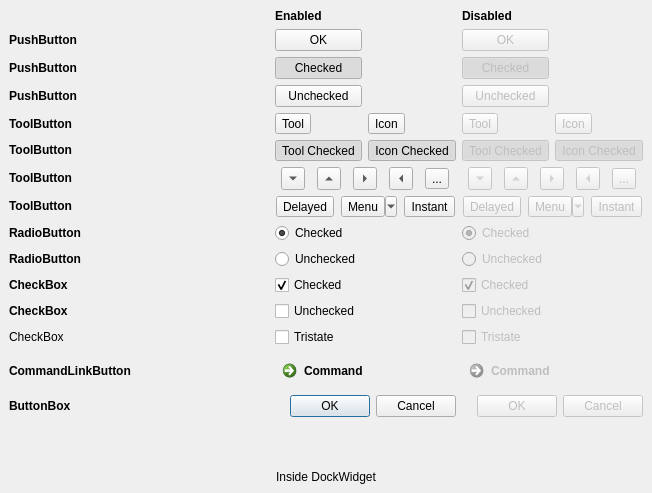
Above: example/ui/dw_buttons.ui from ColinDuquesnoy/QDarkStyleSheet before the change. Below: the same form after it.
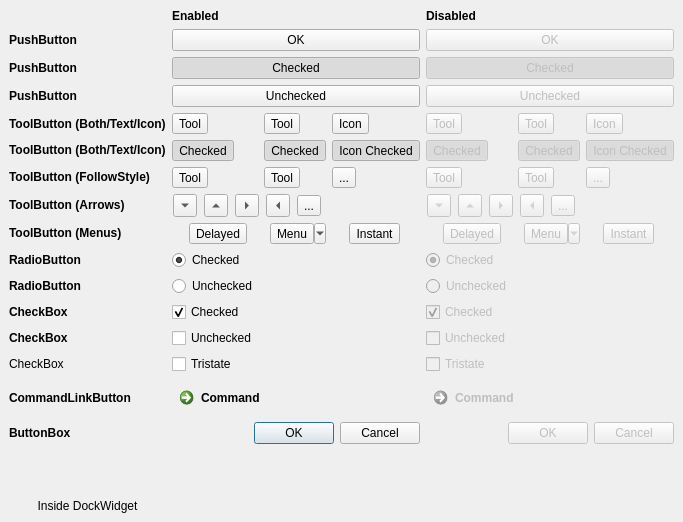
That is the form after the change. Icons and pictures are not drawn.

Commit message: Add more example of tools buttons and configs

Diff of the .ui file:
```diff
--- a/example/ui/dw_buttons.ui
+++ b/example/ui/dw_buttons.ui
@@ -6,8 +6,8 @@
    <rect>
     <x>0</x>
     <y>0</y>
-    <width>652</width>
-    <height>493</height>
+    <width>580</width>
+    <height>522</height>
    </rect>
   </property>
   <property name="windowTitle">
@@ -28,7 +28,7 @@
       </property>
      </widget>
     </item>
-    <item row="0" column="3">
+    <item row="0" column="4">
      <widget class="QLabel" name="label_73">
       <property name="font">
        <font>
@@ -75,7 +75,7 @@
       </property>
      </widget>
     </item>
-    <item row="1" column="1">
+    <item row="1" column="1" colspan="3">
      <widget class="QPushButton" name="pushButton">
       <property name="minimumSize">
        <size>
@@ -103,7 +103,7 @@
       </property>
      </widget>
     </item>
-    <item row="1" column="3">
+    <item row="1" column="4" colspan="3">
      <widget class="QPushButton" name="pushButtonDis">
       <property name="enabled">
        <bool>false</bool>
@@ -150,7 +150,7 @@
       </property>
      </widget>
     </item>
-    <item row="2" column="1">
+    <item row="2" column="1" colspan="3">
      <widget class="QPushButton" name="pushButtonChecked">
       <property name="maximumSize">
        <size>
@@ -169,7 +169,7 @@
       </property>
      </widget>
     </item>
-    <item row="2" column="3">
+    <item row="2" column="4" colspan="3">
      <widget class="QPushButton" name="pushButtonCheckedDis">
       <property name="enabled">
        <bool>false</bool>
@@ -198,7 +198,7 @@
       </property>
      </widget>
     </item>
-    <item row="3" column="1">
+    <item row="3" column="1" colspan="3">
      <widget class="QPushButton" name="pushButtonUnchecked">
       <property name="text">
        <string>Unchecked</string>
@@ -208,7 +208,7 @@
       </property>
      </widget>
     </item>
-    <item row="3" column="3">
+    <item row="3" column="4" colspan="3">
      <widget class="QPushButton" name="pushButtonUncheckedDis">
       <property name="enabled">
        <bool>false</bool>
@@ -251,82 +251,127 @@
        <string>This is &quot;what is this&quot;</string>
       </property>
       <property name="text">
-       <string>ToolButton</string>
+       <string>ToolButton (Both/Text/Icon)</string>
       </property>
      </widget>
     </item>
     <item row="4" column="1">
-     <widget class="QToolButton" name="toolButton">
-      <property name="minimumSize">
-       <size>
-        <width>0</width>
-        <height>0</height>
-       </size>
-      </property>
-      <property name="maximumSize">
-       <size>
-        <width>16777215</width>
-        <height>16777215</height>
-       </size>
-      </property>
-      <property name="toolTip">
-       <string>This is a tool tip</string>
-      </property>
-      <property name="statusTip">
-       <string>This is a status tip</string>
-      </property>
-      <property name="whatsThis">
-       <string>This is &quot;what is this&quot;</string>
-      </property>
+     <widget class="QToolButton" name="toolButton_4">
       <property name="text">
        <string>Tool</string>
       </property>
+      <property name="icon">
+       <iconset resource="../../qdarkstyle/style.qrc">
+        <normaloff>:/qss_icons/rc/window_undock_focus.png</normaloff>:/qss_icons/rc/window_undock_focus.png</iconset>
+      </property>
+      <property name="toolButtonStyle">
+       <enum>Qt::ToolButtonTextBesideIcon</enum>
+      </property>
      </widget>
     </item>
     <item row="4" column="2">
-     <widget class="QToolButton" name="toolButtonIcon">
+     <widget class="QToolButton" name="toolButton">
+      <property name="minimumSize">
+       <size>
+        <width>0</width>
+        <height>0</height>
+       </size>
+      </property>
+      <property name="maximumSize">
+       <size>
+        <width>16777215</width>
+        <height>16777215</height>
+       </size>
+      </property>
+      <property name="toolTip">
+       <string>This is a tool tip</string>
+      </property>
+      <property name="statusTip">
+       <string>This is a status tip</string>
+      </property>
+      <property name="whatsThis">
+       <string>This is &quot;what is this&quot;</string>
+      </property>
       <property name="text">
-       <string>Icon</string>
+       <string>Tool</string>
       </property>
       <property name="icon">
        <iconset resource="../../qdarkstyle/style.qrc">
         <normaloff>:/qss_icons/rc/window_undock_focus.png</normaloff>:/qss_icons/rc/window_undock_focus.png</iconset>
       </property>
+      <property name="toolButtonStyle">
+       <enum>Qt::ToolButtonTextOnly</enum>
+      </property>
      </widget>
     </item>
     <item row="4" column="3">
-     <widget class="QToolButton" name="toolButtonDis">
-      <property name="enabled">
-       <bool>false</bool>
-      </property>
-      <property name="minimumSize">
-       <size>
-        <width>0</width>
-        <height>0</height>
-       </size>
-      </property>
-      <property name="maximumSize">
-       <size>
-        <width>16777215</width>
-        <height>16777215</height>
-       </size>
-      </property>
-      <property name="toolTip">
-       <string>This is a tool tip</string>
-      </property>
-      <property name="statusTip">
-       <string>This is a status tip</string>
-      </property>
-      <property name="whatsThis">
-       <string>This is &quot;what is this&quot;</string>
-      </property>
+     <widget class="QToolButton" name="toolButtonIcon">
       <property name="text">
-       <string>Tool</string>
+       <string>Icon</string>
+      </property>
+      <property name="icon">
+       <iconset resource="../../qdarkstyle/style.qrc">
+        <normaloff>:/qss_icons/rc/window_undock_focus.png</normaloff>:/qss_icons/rc/window_undock_focus.png</iconset>
       </property>
      </widget>
     </item>
     <item row="4" column="4">
-     <widget class="QToolButton" name="toolButtonIconDis">
+     <widget class="QToolButton" name="toolButton_9">
+      <property name="enabled">
+       <bool>false</bool>
+      </property>
+      <property name="text">
+       <string>Tool</string>
+      </property>
+      <property name="icon">
+       <iconset resource="../../qdarkstyle/style.qrc">
+        <normaloff>:/qss_icons/rc/window_undock_focus.png</normaloff>:/qss_icons/rc/window_undock_focus.png</iconset>
+      </property>
+      <property name="toolButtonStyle">
+       <enum>Qt::ToolButtonTextBesideIcon</enum>
+      </property>
+     </widget>
+    </item>
+    <item row="4" column="5">
+     <widget class="QToolButton" name="toolButton_8">
+      <property name="enabled">
+       <bool>false</bool>
+      </property>
+      <property name="minimumSize">
+       <size>
+        <width>0</width>
+        <height>0</height>
+       </size>
+      </property>
+      <property name="maximumSize">
+       <size>
+        <width>16777215</width>
+        <height>16777215</height>
+       </size>
+      </property>
+      <property name="toolTip">
+       <string>This is a tool tip</string>
+      </property>
+      <property name="statusTip">
+       <string>This is a status tip</string>
+      </property>
+      <property name="whatsThis">
+       <string>This is &quot;what is this&quot;</string>
+      </property>
+      <property name="text">
+       <string>Tool</string>
+      </property>
+      <property name="icon">
+       <iconset resource="../../qdarkstyle/style.qrc">
+        <normaloff>:/qss_icons/rc/window_undock_focus.png</normaloff>:/qss_icons/rc/window_undock_focus.png</iconset>
+      </property>
+      <property name="toolButtonStyle">
+       <enum>Qt::ToolButtonTextOnly</enum>
+      </property>
+     </widget>
+    </item>
+    <item row="4" column="6">
+     <widget class="QToolButton" name="toolButtonIcon_2">
       <property name="enabled">
        <bool>false</bool>
       </property>
@@ -342,14 +387,18 @@
     <item row="5" column="0">
      <widget class="QLabel" name="label_2">
       <property name="text">
-       <string>&lt;html&gt;&lt;head/&gt;&lt;body&gt;&lt;p&gt;&lt;span style=&quot; font-weight:600;&quot;&gt;ToolButton&lt;/span&gt;&lt;/p&gt;&lt;/body&gt;&lt;/html&gt;</string>
+       <string>&lt;html&gt;&lt;head/&gt;&lt;body&gt;&lt;p&gt;&lt;span style=&quot; font-weight:600;&quot;&gt;ToolButton (Both/Text/Icon)&lt;/span&gt;&lt;/p&gt;&lt;/body&gt;&lt;/html&gt;</string>
       </property>
      </widget>
     </item>
     <item row="5" column="1">
-     <widget class="QToolButton" name="toolButtonChecked">
+     <widget class="QToolButton" name="toolButton_5">
       <property name="text">
-       <string>Tool Checked</string>
+       <string>Checked</string>
+      </property>
+      <property name="icon">
+       <iconset resource="../../qdarkstyle/style.qrc">
+        <normaloff>:/qss_icons/rc/window_undock_focus.png</normaloff>:/qss_icons/rc/window_undock_focus.png</iconset>
       </property>
       <property name="checkable">
        <bool>true</bool>
@@ -357,15 +406,15 @@
       <property name="checked">
        <bool>true</bool>
       </property>
-      <property name="popupMode">
-       <enum>QToolButton::DelayedPopup</enum>
+      <property name="toolButtonStyle">
+       <enum>Qt::ToolButtonTextBesideIcon</enum>
       </property>
      </widget>
     </item>
     <item row="5" column="2">
-     <widget class="QToolButton" name="toolButtonCheckedIcon">
+     <widget class="QToolButton" name="toolButtonChecked">
       <property name="text">
-       <string>Icon Checked</string>
+       <string>Checked</string>
       </property>
       <property name="icon">
        <iconset resource="../../qdarkstyle/style.qrc">
@@ -377,15 +426,22 @@
       <property name="checked">
        <bool>true</bool>
       </property>
+      <property name="popupMode">
+       <enum>QToolButton::DelayedPopup</enum>
+      </property>
+      <property name="toolButtonStyle">
+       <enum>Qt::ToolButtonTextOnly</enum>
+      </property>
      </widget>
     </item>
     <item row="5" column="3">
-     <widget class="QToolButton" name="toolButtonCheckedDis">
-      <property name="enabled">
-       <bool>false</bool>
-      </property>
+     <widget class="QToolButton" name="toolButtonCheckedIcon">
       <property name="text">
-       <string>Tool Checked</string>
+       <string>Icon Checked</string>
+      </property>
+      <property name="icon">
+       <iconset resource="../../qdarkstyle/style.qrc">
+        <normaloff>:/qss_icons/rc/window_undock_focus.png</normaloff>:/qss_icons/rc/window_undock_focus.png</iconset>
       </property>
       <property name="checkable">
        <bool>true</bool>
@@ -393,13 +449,59 @@
       <property name="checked">
        <bool>true</bool>
       </property>
-      <property name="popupMode">
-       <enum>QToolButton::DelayedPopup</enum>
-      </property>
      </widget>
     </item>
     <item row="5" column="4">
-     <widget class="QToolButton" name="toolButtonCheckedIconDis">
+     <widget class="QToolButton" name="toolButton_10">
+      <property name="enabled">
+       <bool>false</bool>
+      </property>
+      <property name="text">
+       <string>Checked</string>
+      </property>
+      <property name="icon">
+       <iconset resource="../../qdarkstyle/style.qrc">
+        <normaloff>:/qss_icons/rc/window_undock_focus.png</normaloff>:/qss_icons/rc/window_undock_focus.png</iconset>
+      </property>
+      <property name="checkable">
+       <bool>true</bool>
+      </property>
+      <property name="checked">
+       <bool>true</bool>
+      </property>
+      <property name="toolButtonStyle">
+       <enum>Qt::ToolButtonTextBesideIcon</enum>
+      </property>
+     </widget>
+    </item>
+    <item row="5" column="5">
+     <widget class="QToolButton" name="toolButtonChecked_2">
+      <property name="enabled">
+       <bool>false</bool>
+      </property>
+      <property name="text">
+       <string>Checked</string>
+      </property>
+      <property name="icon">
+       <iconset resource="../../qdarkstyle/style.qrc">
+        <normaloff>:/qss_icons/rc/window_undock_focus.png</normaloff>:/qss_icons/rc/window_undock_focus.png</iconset>
+      </property>
+      <property name="checkable">
+       <bool>true</bool>
+      </property>
+      <property name="checked">
+       <bool>true</bool>
+      </property>
+      <property name="popupMode">
+       <enum>QToolButton::DelayedPopup</enum>
+      </property>
+      <property name="toolButtonStyle">
+       <enum>Qt::ToolButtonTextOnly</enum>
+      </property>
+     </widget>
+    </item>
+    <item row="5" column="6">
+     <widget class="QToolButton" name="toolButtonCheckedIcon_2">
       <property name="enabled">
        <bool>false</bool>
       </property>
@@ -419,13 +521,113 @@
      </widget>
     </item>
     <item row="6" column="0">
+     <widget class="QLabel" name="label_5">
+      <property name="text">
+       <string>&lt;html&gt;&lt;head/&gt;&lt;body&gt;&lt;p&gt;&lt;span style=&quot; font-weight:600;&quot;&gt;ToolButton (FollowStyle)&lt;/span&gt;&lt;/p&gt;&lt;/body&gt;&lt;/html&gt;</string>
+      </property>
+     </widget>
+    </item>
+    <item row="6" column="1">
+     <widget class="QToolButton" name="toolButton_6">
+      <property name="text">
+       <string>Tool</string>
+      </property>
+      <property name="icon">
+       <iconset resource="../../qdarkstyle/style.qrc">
+        <normaloff>:/qss_icons/rc/window_undock_focus.png</normaloff>:/qss_icons/rc/window_undock_focus.png</iconset>
+      </property>
+      <property name="toolButtonStyle">
+       <enum>Qt::ToolButtonFollowStyle</enum>
+      </property>
+     </widget>
+    </item>
+    <item row="6" column="2">
+     <widget class="QToolButton" name="toolButton_2">
+      <property name="text">
+       <string>Tool</string>
+      </property>
+      <property name="icon">
+       <iconset resource="../../qdarkstyle/style.qrc">
+        <normaloff>:/qss_icons/rc/window_undock_focus.png</normaloff>:/qss_icons/rc/window_undock_focus.png</iconset>
+      </property>
+      <property name="toolButtonStyle">
+       <enum>Qt::ToolButtonFollowStyle</enum>
+      </property>
+     </widget>
+    </item>
+    <item row="6" column="3">
+     <widget class="QToolButton" name="toolButton_3">
+      <property name="text">
+       <string>...</string>
+      </property>
+      <property name="icon">
+       <iconset resource="../../qdarkstyle/style.qrc">
+        <normaloff>:/qss_icons/rc/window_undock_focus.png</normaloff>:/qss_icons/rc/window_undock_focus.png</iconset>
+      </property>
+      <property name="toolButtonStyle">
+       <enum>Qt::ToolButtonFollowStyle</enum>
+      </property>
+     </widget>
+    </item>
+    <item row="6" column="4">
+     <widget class="QToolButton" name="toolButton_12">
+      <property name="enabled">
+       <bool>false</bool>
+      </property>
+      <property name="text">
+       <string>Tool</string>
+      </property>
+      <property name="icon">
+       <iconset resource="../../qdarkstyle/style.qrc">
+        <normaloff>:/qss_icons/rc/window_undock_focus.png</normaloff>:/qss_icons/rc/window_undock_focus.png</iconset>
+      </property>
+      <property name="toolButtonStyle">
+       <enum>Qt::ToolButtonFollowStyle</enum>
+      </property>
+     </widget>
+    </item>
+    <item row="6" column="5">
+     <widget class="QToolButton" name="toolButton_7">
+      <property name="enabled">
+       <bool>false</bool>
+      </property>
+      <property name="text">
+       <string>Tool</string>
+      </property>
+      <property name="icon">
+       <iconset resource="../../qdarkstyle/style.qrc">
+        <normaloff>:/qss_icons/rc/window_undock_focus.png</normaloff>:/qss_icons/rc/window_undock_focus.png</iconset>
+      </property>
+      <property name="toolButtonStyle">
+       <enum>Qt::ToolButtonFollowStyle</enum>
+      </property>
+     </widget>
+    </item>
+    <item row="6" column="6">
+     <widget class="QToolButton" name="toolButton_11">
+      <property name="enabled">
+       <bool>false</bool>
+      </property>
+      <property name="text">
+       <string>...</string>
+      </property>
+      <property name="icon">
+       <iconset resource="../../qdarkstyle/style.qrc">
+        <normaloff>:/qss_icons/rc/window_undock_focus.png</normaloff>:/qss_icons/rc/window_undock_focus.png</iconset>
+      </property>
+      <property name="toolButtonStyle">
+       <enum>Qt::ToolButtonFollowStyle</enum>
+      </property>
+     </widget>
+    </item>
+    <item row="7" column="0">
      <widget class="QLabel" name="label_3">
       <property name="text">
-       <string>&lt;html&gt;&lt;head/&gt;&lt;body&gt;&lt;p&gt;&lt;span style=&quot; font-weight:600;&quot;&gt;ToolButton&lt;/span&gt;&lt;/p&gt;&lt;/body&gt;&lt;/html&gt;</string>
+       <string>&lt;html&gt;&lt;head/&gt;&lt;body&gt;&lt;p&gt;&lt;span style=&quot; font-weight:600;&quot;&gt;ToolButton (Arrows)&lt;/span&gt;&lt;/p&gt;&lt;/body&gt;&lt;/html&gt;</string>
       </property>
      </widget>
     </item>
-    <item row="6" column="1" colspan="2">
+    <item row="7" column="1" colspan="2">
      <layout class="QGridLayout" name="gridLayout_3">
       <item row="0" column="1">
        <widget class="QToolButton" name="toolButtonArrowUp">
@@ -476,7 +678,7 @@
       </item>
      </layout>
     </item>
-    <item row="6" column="3" colspan="2">
+    <item row="7" column="4" colspan="2">
      <layout class="QGridLayout" name="gridLayout_2">
       <item row="0" column="1">
        <widget class="QToolButton" name="toolButtonArrowUpDis">
@@ -542,14 +744,14 @@
       </item>
      </layout>
     </item>
-    <item row="7" column="0">
+    <item row="8" column="0">
      <widget class="QLabel" name="label_4">
       <property name="text">
-       <string>&lt;html&gt;&lt;head/&gt;&lt;body&gt;&lt;p&gt;&lt;span style=&quot; font-weight:600;&quot;&gt;ToolButton&lt;/span&gt;&lt;/p&gt;&lt;/body&gt;&lt;/html&gt;</string>
+       <string>&lt;html&gt;&lt;head/&gt;&lt;body&gt;&lt;p&gt;&lt;span style=&quot; font-weight:600;&quot;&gt;ToolButton (Menus)&lt;/span&gt;&lt;/p&gt;&lt;/body&gt;&lt;/html&gt;</string>
       </property>
      </widget>
     </item>
-    <item row="7" column="1" colspan="2">
+    <item row="8" column="1" colspan="3">
      <layout class="QHBoxLayout" name="horizontalLayout">
       <item>
        <widget class="QToolButton" name="toolButtonDelayedPopup">
@@ -583,7 +785,7 @@
       </item>
      </layout>
     </item>
-    <item row="7" column="3" colspan="2">
+    <item row="8" column="4" colspan="3">
      <layout class="QHBoxLayout" name="horizontalLayout_2">
       <item>
        <widget class="QToolButton" name="toolButtonDelayedPopupDis">
@@ -626,7 +828,7 @@
       </item>
      </layout>
     </item>
-    <item row="8" column="0">
+    <item row="9" column="0">
      <widget class="QLabel" name="label_75">
       <property name="font">
        <font>
@@ -639,7 +841,7 @@
       </property>
      </widget>
     </item>
-    <item row="8" column="1">
+    <item row="9" column="1">
      <widget class="QRadioButton" name="radioButtonChecked">
       <property name="text">
        <string>Checked</string>
@@ -652,7 +854,7 @@
       </property>
      </widget>
     </item>
-    <item row="8" column="3">
+    <item row="9" column="4">
      <widget class="QRadioButton" name="radioButtonCheckedDis">
       <property name="enabled">
        <bool>false</bool>
@@ -668,7 +870,7 @@
       </property>
      </widget>
     </item>
-    <item row="9" column="0">
+    <item row="10" column="0">
      <widget class="QLabel" name="label_29">
       <property name="minimumSize">
        <size>
@@ -702,7 +904,7 @@
       </property>
      </widget>
     </item>
-    <item row="9" column="1">
+    <item row="10" column="1">
      <widget class="QRadioButton" name="radioButtonUnchecked">
       <property name="minimumSize">
        <size>
@@ -733,7 +935,7 @@
       </property>
      </widget>
     </item>
-    <item row="9" column="3">
+    <item row="10" column="4">
      <widget class="QRadioButton" name="radioButtonUncheckedDis">
       <property name="enabled">
        <bool>false</bool>
@@ -770,7 +972,7 @@
       </property>
      </widget>
     </item>
-    <item row="10" column="0">
+    <item row="11" column="0">
      <widget class="QLabel" name="label_53">
       <property name="font">
        <font>
@@ -783,7 +985,7 @@
       </property>
      </widget>
     </item>
-    <item row="10" column="1">
+    <item row="11" column="1">
      <widget class="QCheckBox" name="checkBoxChecked">
       <property name="text">
        <string>Checked</string>
@@ -793,7 +995,7 @@
       </property>
      </widget>
     </item>
-    <item row="10" column="3">
+    <item row="11" column="4">
      <widget class="QCheckBox" name="checkBoxCheckedDis">
       <property name="enabled">
        <bool>false</bool>
@@ -806,7 +1008,7 @@
       </property>
      </widget>
     </item>
-    <item row="11" column="0">
+    <item row="12" column="0">
      <widget class="QLabel" name="label_30">
       <property name="minimumSize">
        <size>
@@ -840,7 +1042,7 @@
       </property>
      </widget>
     </item>
-    <item row="11" column="1">
+    <item row="12" column="1">
      <widget class="QCheckBox" name="checkBoxEnabled">
       <property name="minimumSize">
        <size>
@@ -871,7 +1073,7 @@
       </property>
      </widget>
     </item>
-    <item row="11" column="3">
+    <item row="12" column="4">
      <widget class="QCheckBox" name="checkBoxUncheckedDis">
       <property name="enabled">
        <bool>false</bool>
@@ -905,14 +1107,14 @@
       </property>
      </widget>
     </item>
-    <item row="12" column="0">
+    <item row="13" column="0">
      <widget class="QLabel" name="label">
       <property name="text">
        <string>CheckBox</string>
       </property>
      </widget>
     </item>
-    <item row="12" column="1">
+    <item row="13" column="1">
      <widget class="QCheckBox" name="checkBoxTristate">
       <property name="text">
        <string>Tristate</string>
@@ -928,7 +1130,7 @@
       </property>
      </widget>
     </item>
-    <item row="12" column="3">
+    <item row="13" column="4">
      <widget class="QCheckBox" name="checkBoxTristateDis">
       <property name="enabled">
        <bool>false</bool>
@@ -944,7 +1146,7 @@
       </property>
      </widget>
     </item>
-    <item row="13" column="0">
+    <item row="14" column="0">
      <widget class="QLabel" name="label_31">
       <property name="minimumSize">
        <size>
@@ -978,7 +1180,7 @@
       </property>
      </widget>
     </item>
-    <item row="13" column="1" colspan="2">
+    <item row="14" column="1" colspan="3">
      <widget class="QCommandLinkButton" name="commandLinkButton">
       <property name="minimumSize">
        <size>
@@ -1006,7 +1208,7 @@
       </property>
      </widget>
     </item>
-    <item row="13" column="3" colspan="2">
+    <item row="14" column="4" colspan="3">
      <widget class="QCommandLinkButton" name="commandLinkButtonDIs">
       <property name="enabled">
        <bool>false</bool>
@@ -1022,7 +1224,7 @@
       </property>
      </widget>
     </item>
-    <item row="14" column="0">
+    <item row="15" column="0">
      <widget class="QLabel" name="label_32">
       <property name="minimumSize">
        <size>
@@ -1056,7 +1258,7 @@
       </property>
      </widget>
     </item>
-    <item row="14" column="1" colspan="2">
+    <item row="15" column="1" colspan="3">
      <widget class="QDialogButtonBox" name="buttonBox">
       <property name="minimumSize">
        <size>
@@ -1084,7 +1286,7 @@
       </property>
      </widget>
     </item>
-    <item row="14" column="3" colspan="2">
+    <item row="15" column="4" colspan="3">
      <widget class="QDialogButtonBox" name="buttonBoxDis">
       <property name="enabled">
        <bool>false</bool>
@@ -1094,7 +1296,7 @@
       </property>
      </widget>
     </item>
-    <item row="15" column="0">
+    <item row="16" column="0">
      <spacer name="verticalSpacer">
       <property name="toolTip">
        <string>Vertical Spacer 'verticalSpacer', 20 x 4</string>
@@ -1116,7 +1318,7 @@
       </property>
      </spacer>
     </item>
-    <item row="16" column="0" colspan="5">
+    <item row="17" column="0">
      <widget class="QLabel" name="label_36">
       <property name="toolTip">
        <string>This is a tool tip</string>
```
Left out of the diff: 16 changed lines with no effect on the pictures.
